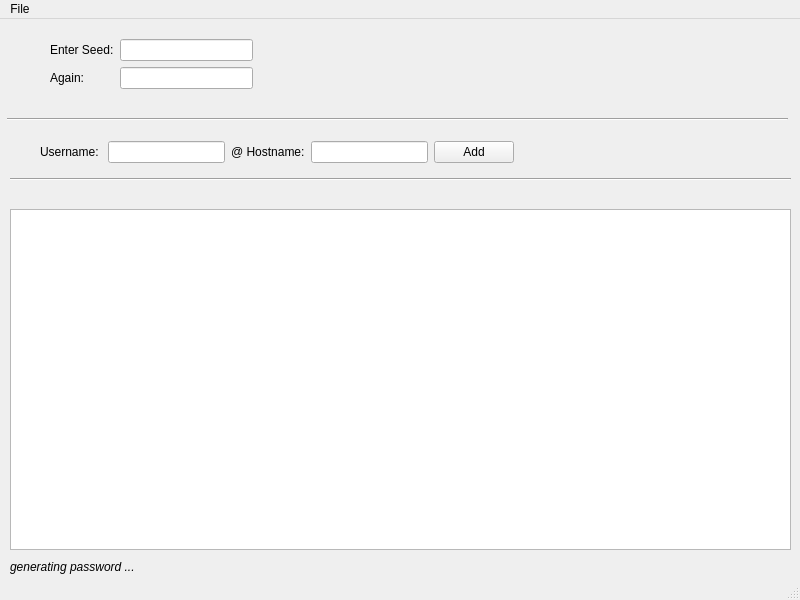
The window that inc/form1.ui (I3ck/determ-pwgen) describes before a commit, drawn with Qt 5.
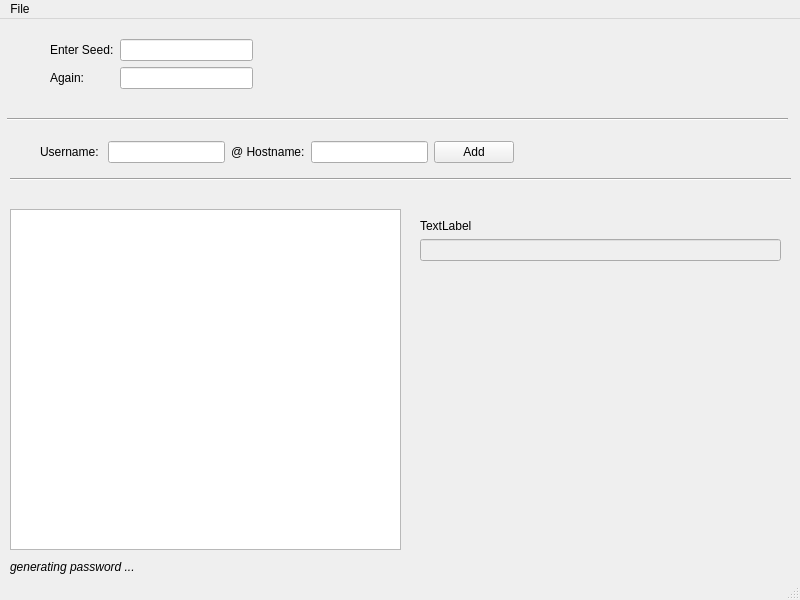
The same window after the commit.

Commit message: password now being shown

Diff of the .ui file:
```diff
--- a/inc/form1.ui
+++ b/inc/form1.ui
@@ -51,7 +51,7 @@
      <rect>
       <x>10</x>
       <y>190</y>
-      <width>781</width>
+      <width>391</width>
       <height>341</height>
      </rect>
     </property>
@@ -160,6 +160,32 @@
      <string>generating password ...</string>
     </property>
    </widget>
+   <widget class="QWidget" name="">
+    <property name="geometry">
+     <rect>
+      <x>420</x>
+      <y>200</y>
+      <width>361</width>
+      <height>42</height>
+     </rect>
+    </property>
+    <layout class="QVBoxLayout" name="verticalLayout">
+     <item>
+      <widget class="QLabel" name="labelInfo">
+       <property name="text">
+        <string>TextLabel</string>
+       </property>
+      </widget>
+     </item>
+     <item>
+      <widget class="QLineEdit" name="lineEditPassword">
+       <property name="enabled">
+        <bool>false</bool>
+       </property>
+      </widget>
+     </item>
+    </layout>
+   </widget>
    <zorder>layoutWidget</zorder>
    <zorder>layoutWidget</zorder>
    <zorder>line</zorder>
```
Left out of the diff: 2 changed lines with no effect on the pictures. The commit also changes 3 other files.
